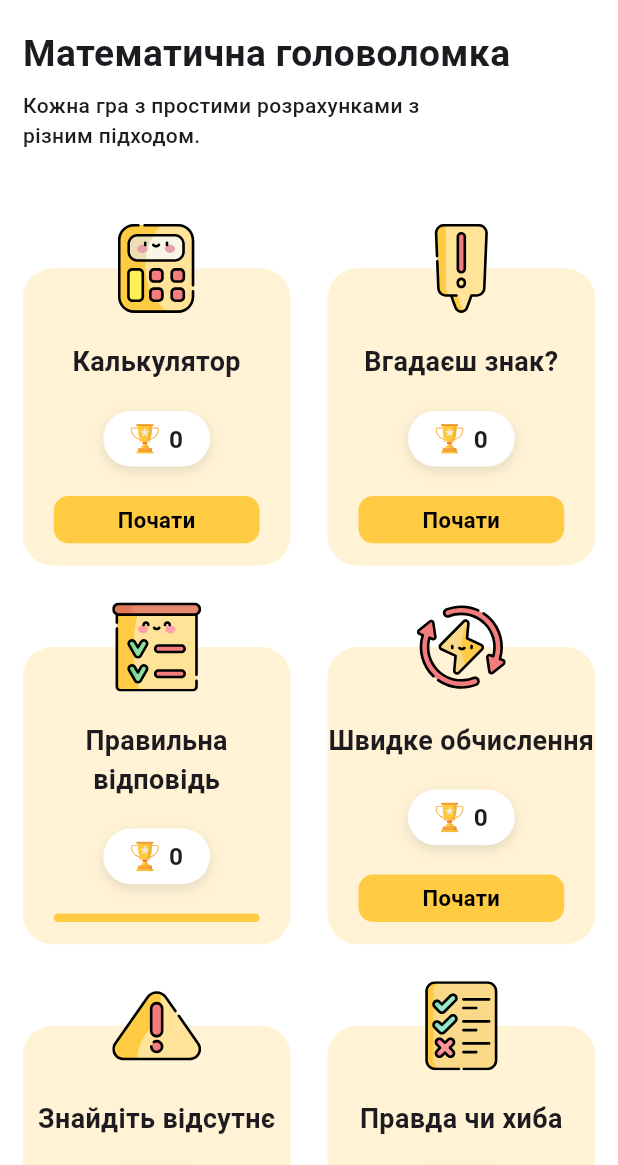
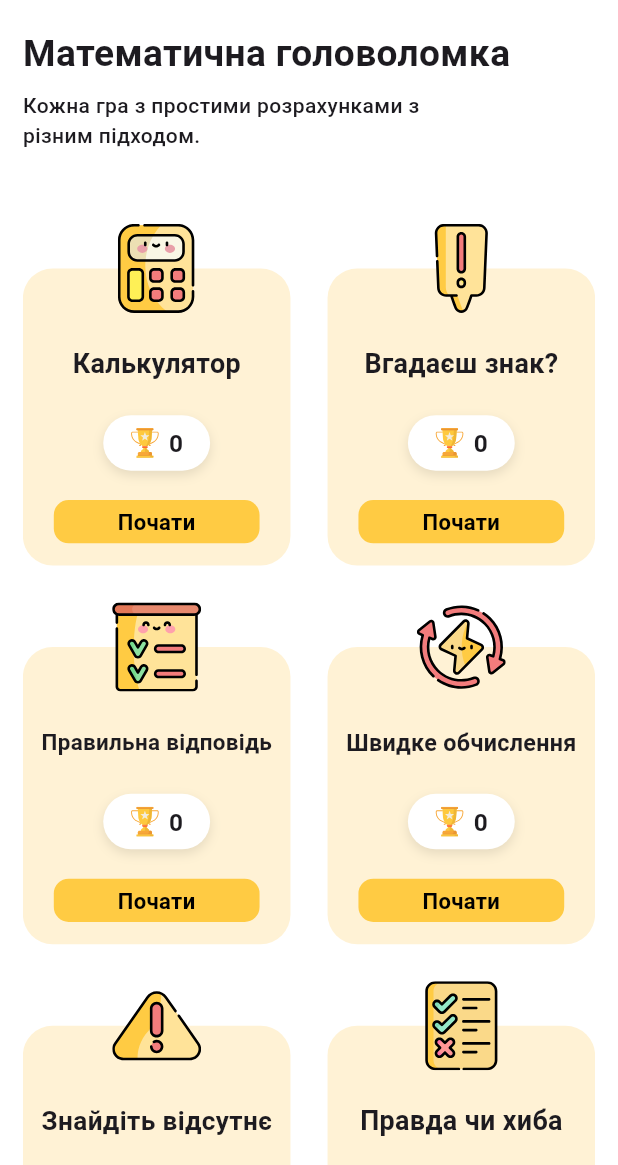
Before and after one commit to Maxopenstudio/Flutter-Puzzle-game, a Flutter app: the screen it shows after launch, after a tap on "Математична головоломка", on a phone screen of 412 x 824 dp, the part 71-1236 px from its top. Run offline on Flutter 3.47's test engine with Material 3 defaults, Android fonts, the phone set to English and light mode, and no system bars; drawn by our look-alikes of auto_size_text; our stand-ins replace audioplayers, figma_squircle, flutter_rating_bar, flutter_svg, flutter_switch, fluttertoast and 6 more; missing offline and left inert: flutter_email_sender, flutter_share, flutter_vibrate, vsync_provider; network calls fail.

Commit message:
text container fixes

```diff
--- a/lib/src/ui/common/common_info_dialog_view.dart
+++ b/lib/src/ui/common/common_info_dialog_view.dart
@@ -64,7 +64,7 @@ class CommonInfoDialogView extends StatelessWidget {
                 gameInfoDialog.dec,
                 TextAlign.center,
                 getScreenPercentSize(context, 2),
-                4),
+                6),
           ),
           SizedBox(height: getScreenPercentSize(context, 4)),
           Row(
--- a/lib/src/ui/dashboard/dashboard_button_view.dart
+++ b/lib/src/ui/dashboard/dashboard_button_view.dart
@@ -80,13 +80,20 @@ class DashboardButtonView extends StatelessWidget {
                           ),
                         ),
                         SizedBox(width: getWidthPercentSize(context, 4.5)),
-                        getTextWidget(
-                            Theme.of(context).textTheme.subtitle2!.copyWith(
-                                fontWeight: FontWeight.bold,
-                                color: Colors.black),
-                            dashboard.title,
-                            TextAlign.center,
-                            getPercentSize(height, 12))
+                        Expanded(
+                          child: FittedBox(
+                            alignment: Alignment.centerLeft,
+                            fit: BoxFit.scaleDown,
+                            child: getTextWidget(
+                                Theme.of(context).textTheme.subtitle2!.copyWith(
+                                    fontWeight: FontWeight.bold,
+                                    color: Colors.black),
+                                dashboard.title,
+                                TextAlign.center,
+                                getPercentSize(height, 12)),
+                          ),
+                        ),
+                        SizedBox(width: getWidthPercentSize(context, 4.5)),
                       ],
                     ),
                   ),
--- a/lib/src/ui/guessTheSign/guess_sign_view.dart
+++ b/lib/src/ui/guessTheSign/guess_sign_view.dart
@@ -35,7 +35,7 @@ class GuessSignView extends StatelessWidget {
   @override
   Widget build(BuildContext context) {
     double remainHeight = getRemainHeight(context: context);
-    double height1 = getScreenPercentSize(context, 54);
+    double height1 = getScreenPercentSize(context, 50);
     double mainHeight = getMainHeight(context);
 
     shuffle(list);
--- a/lib/src/ui/home/home_button_view.dart
+++ b/lib/src/ui/home/home_button_view.dart
@@ -64,7 +64,13 @@ class HomeButtonView extends StatelessWidget {
                     bottom: getPercentSize(height, 6)),
                 child: Column(
                   children: [
-                    getTextWidget(
+                    Expanded(child: Container(
+                      margin: EdgeInsets.symmetric(
+                        horizontal: getWidthPercentSize(context, 3),
+                      ),
+                      child: FittedBox(
+                        fit: BoxFit.scaleDown,
+                        child: getTextWidget(
                             Theme.of(context)
                                 .textTheme
                                 .subtitle2!
@@ -72,6 +78,8 @@ class HomeButtonView extends StatelessWidget {
                             title,
                             TextAlign.center,
                             getPercentSize(remainHeight, 11)),
+                      ),
+                    ),),
                     Opacity(
                       opacity: (gameCategoryType == GameCategoryType.DUAL_GAME)
                           ? 0
--- a/lib/src/ui/level/level_view.dart
+++ b/lib/src/ui/level/level_view.dart
@@ -196,7 +196,7 @@ class _LevelViewState extends State<LevelView> with TickerProviderStateMixin {
                                       margin: EdgeInsets.symmetric(
                                           //     vertical: getPercentSize(height, 12),
                                           horizontal:
-                                              getWidthPercentSize(context, 4)),
+                                              getWidthPercentSize(context, 2)),
                                       padding: EdgeInsets.symmetric(
                                           vertical: getPercentSize(height, 4)),
                                       child: Center(
--- a/lib/src/ui/mentalArithmetic/mental_arithmetic_view.dart
+++ b/lib/src/ui/mentalArithmetic/mental_arithmetic_view.dart
@@ -100,8 +100,10 @@ class MentalArithmeticView extends StatelessWidget {
                                   MentalArithmetic>(
                               selector: (p0, p1) => p1.currentState,
                               builder: (context, currentState, child) {
-                                return MentalArithmeticQuestionView(
-                                  currentState: currentState,
+                                return Container(
+                                  child: MentalArithmeticQuestionView(
+                                    currentState: currentState,
+                                  ),
                                 );
                               }),
                         ),
```
Also changed, not shown: lib/src/ui/common/common_app_bar.dart (+14 -22 lines). Lines whose indentation alone changed are shown as unchanged.
